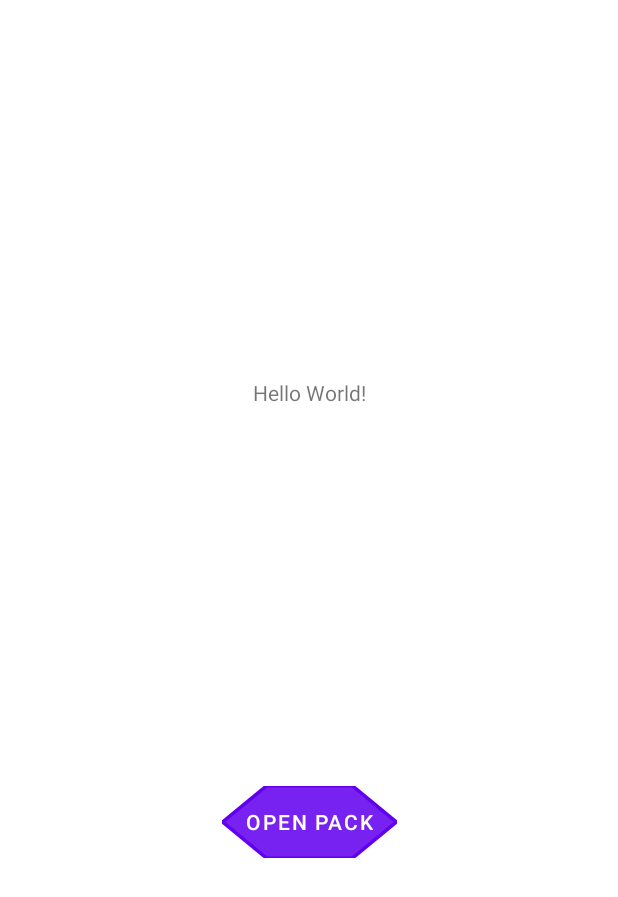
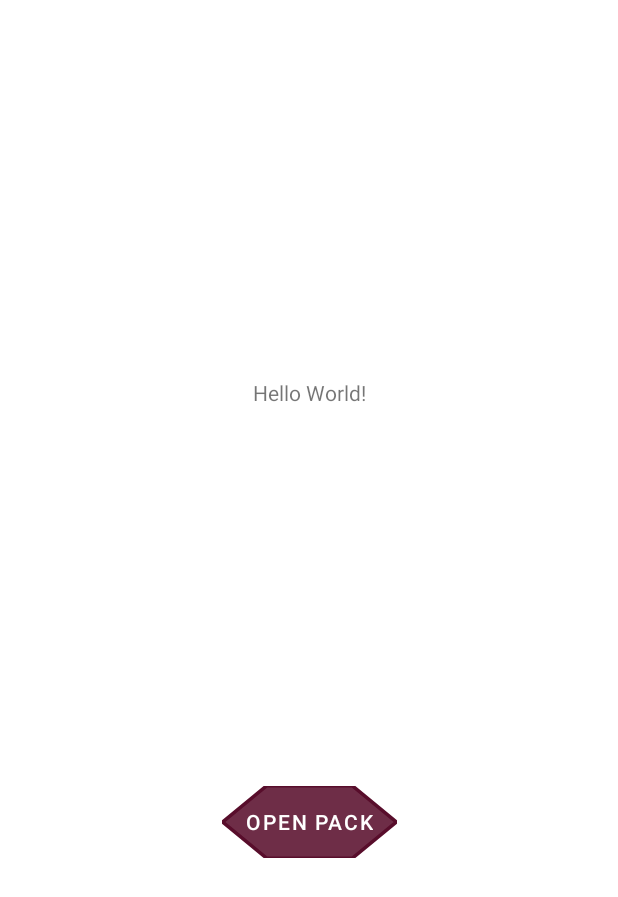
Before and after one commit to Figuritas-Unlam/Figuritas, an Android app: the screen it shows after launch (MainActivity), on a phone screen of 412 x 824 dp. Shown: the top 897 px of the screen. Run offline under Robolectric (Android 15) with nearby library versions, the phone set to English and light mode, and no system bars.

Commit message:
change primary color

```diff
--- a/app/src/main/res/values/colors.xml
+++ b/app/src/main/res/values/colors.xml
@@ -1,7 +1,7 @@
 <?xml version="1.0" encoding="utf-8"?>
 <resources>
     <color name="purple_200">#FFBB86FC</color>
-    <color name="purple_500">#FF6200EE</color>
+    <color name="purple_500">#FF580D2B</color>
     <color name="purple_700">#FF3700B3</color>
     <color name="teal_200">#FF03DAC5</color>
     <color name="teal_700">#FF018786</color>
```
